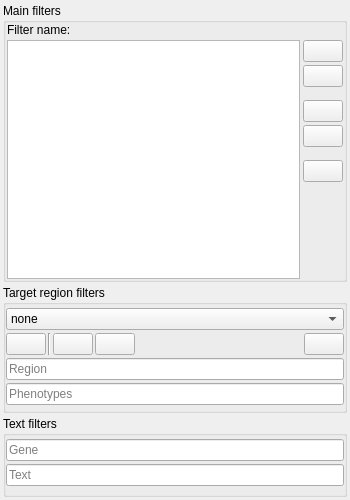
Old version of the form src/GSvar/FilterDockWidget.ui in the repository imgag/ngs-bits.
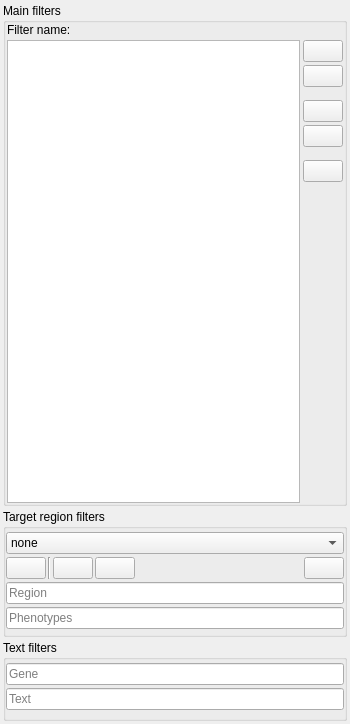
New version of the form. Icons and pictures are not drawn. Custom widgets are drawn as their Qt base class.

What changed in the file:
```diff
--- a/src/GSvar/FilterDockWidget.ui
+++ b/src/GSvar/FilterDockWidget.ui
@@ -7,7 +7,7 @@
     <x>0</x>
     <y>0</y>
     <width>350</width>
-    <height>500</height>
+    <height>724</height>
    </rect>
   </property>
   <property name="minimumSize">
```
